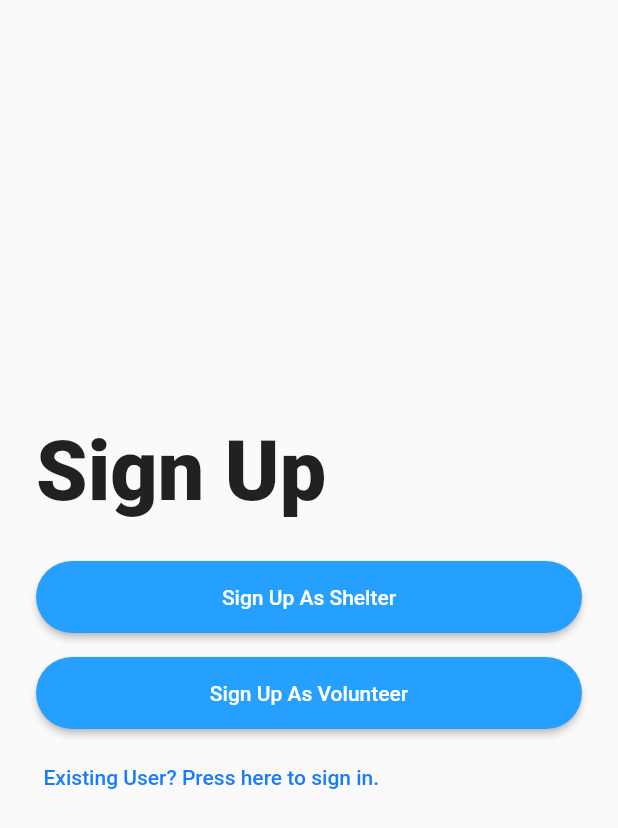
After one commit to Shelter-Connect/phase1, a Flutter app: the SignupPage screen opened by its route, on a phone screen of 412 x 824 dp. The commit adds this screen. Shown: the top 828 px of the screen. Run offline on Flutter 3.47's test engine with Material 2 defaults, Android fonts, the phone set to English and light mode, and no system bars.

Commit message:
Create sign up page

```diff
--- /dev/null
+++ b/lib/components/rounded_button.dart
@@ -0,0 +1,31 @@
+import 'package:flutter/material.dart';
+
+class RoundedButton extends StatelessWidget {
+  final String title;
+  final Function onPressed;
+
+  RoundedButton({@required this.title, @required this.onPressed});
+
+  @override
+  Widget build(BuildContext context) {
+    return Padding(
+      padding: EdgeInsets.symmetric(vertical: 8.0),
+      child: RaisedButton(
+        padding: EdgeInsets.all(16.0),
+        shape: RoundedRectangleBorder(
+          borderRadius: BorderRadius.circular(30.0),
+        ),
+        onPressed: onPressed,
+        child: Container(
+          width: double.infinity,
+          child: Center(
+            child: Text(
+              title,
+              style: TextStyle(color: Colors.white),
+            ),
+          ),
+        ),
+      ),
+    );
+  }
+}
--- /dev/null
+++ b/lib/components/text_button.dart
@@ -0,0 +1,24 @@
+import 'package:flutter/material.dart';
+
+class TextButton extends StatelessWidget {
+  final String text;
+  final Function onPressed;
+
+  TextButton({this.text, this.onPressed});
+
+  @override
+  Widget build(BuildContext context) {
+    return FlatButton(
+      padding: EdgeInsets.all(0),
+      splashColor: Colors.transparent,
+      highlightColor: Colors.transparent,
+      child: Text(
+        text,
+        style: TextStyle(
+          color: Color(0xff187CFF),
+        ),
+      ),
+      onPressed: onPressed,
+    );
+  }
+}
--- /dev/null
+++ b/lib/constants.dart
@@ -0,0 +1,7 @@
+import 'package:flutter/material.dart';
+
+// Text Styles
+final titleStyle = TextStyle(
+  fontWeight: FontWeight.w900,
+  fontSize: 55.0,
+);
--- a/lib/main.dart
+++ b/lib/main.dart
@@ -1,5 +1,6 @@
 import 'package:flutter/material.dart';
 
+import 'pages/signup_page.dart';
 import 'pages/welcome_page.dart';
 
 void main() {
@@ -12,8 +13,12 @@ class MyApp extends StatelessWidget {
     return MaterialApp(
       title: 'Shelter Connect',
       debugShowCheckedModeBanner: false,
+      theme: ThemeData(
+        buttonColor: Color(0xff26A0FF),
+      ),
       routes: {
         '/': (_) => WelcomePage(),
+        '/signup': (_) => SignupPage(),
       },
       initialRoute: '/',
     );
--- /dev/null
+++ b/lib/pages/signup_page.dart
@@ -0,0 +1,45 @@
+import 'package:flutter/material.dart';
+
+import '../components/rounded_button.dart';
+import '../components/text_button.dart';
+import '../constants.dart';
+
+class SignupPage extends StatelessWidget {
+  @override
+  Widget build(BuildContext context) {
+    return Scaffold(
+      body: Padding(
+        padding: EdgeInsets.symmetric(horizontal: 24.0),
+        child: Column(
+          mainAxisAlignment: MainAxisAlignment.center,
+          crossAxisAlignment: CrossAxisAlignment.start,
+          children: [
+            Text('Sign Up', style: titleStyle),
+            SizedBox(height: 20.0),
+            RoundedButton(
+              title: 'Sign Up As Shelter',
+              onPressed: () {
+                //TODO: push to volunteer signup page
+              },
+            ),
+            RoundedButton(
+              title: 'Sign Up As Volunteer',
+              onPressed: () {
+                //TODO: push to volunteer signup page
+              },
+            ),
+            Padding(
+              padding: const EdgeInsets.only(left: 5.0),
+              child: TextButton(
+                text: 'Existing User? Press here to sign in.',
+                onPressed: () {
+                  //TODO: push to sign in page
+                }
+              ),
+            )
+          ],
+        ),
+      ),
+    );
+  }
+}
```
